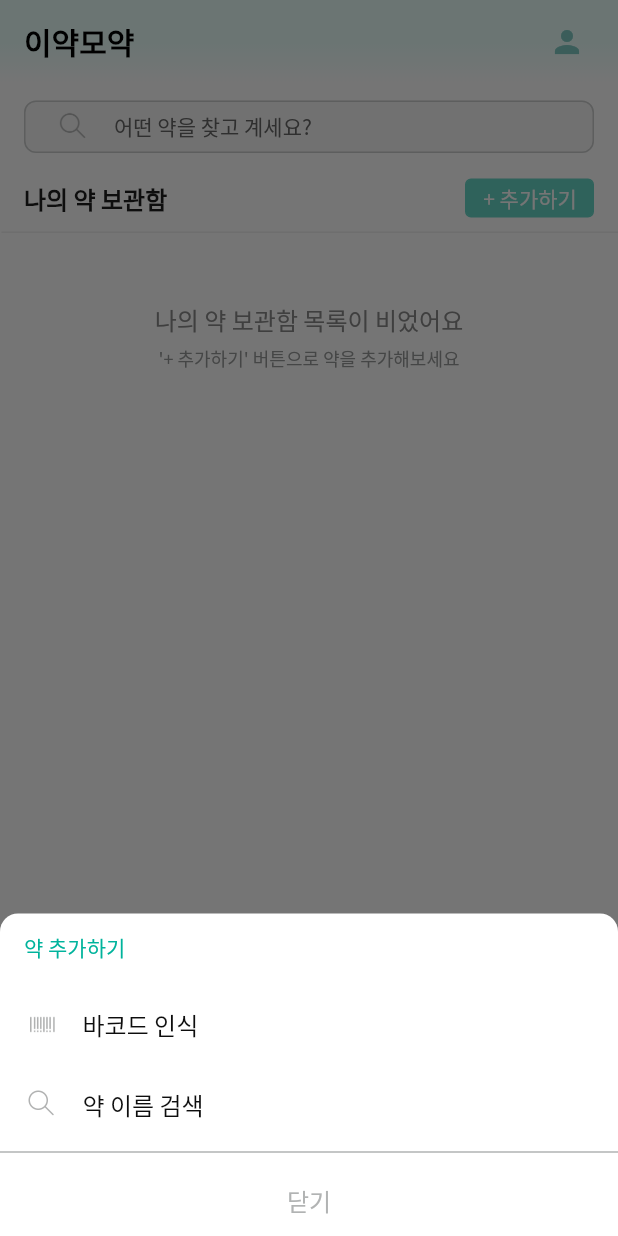
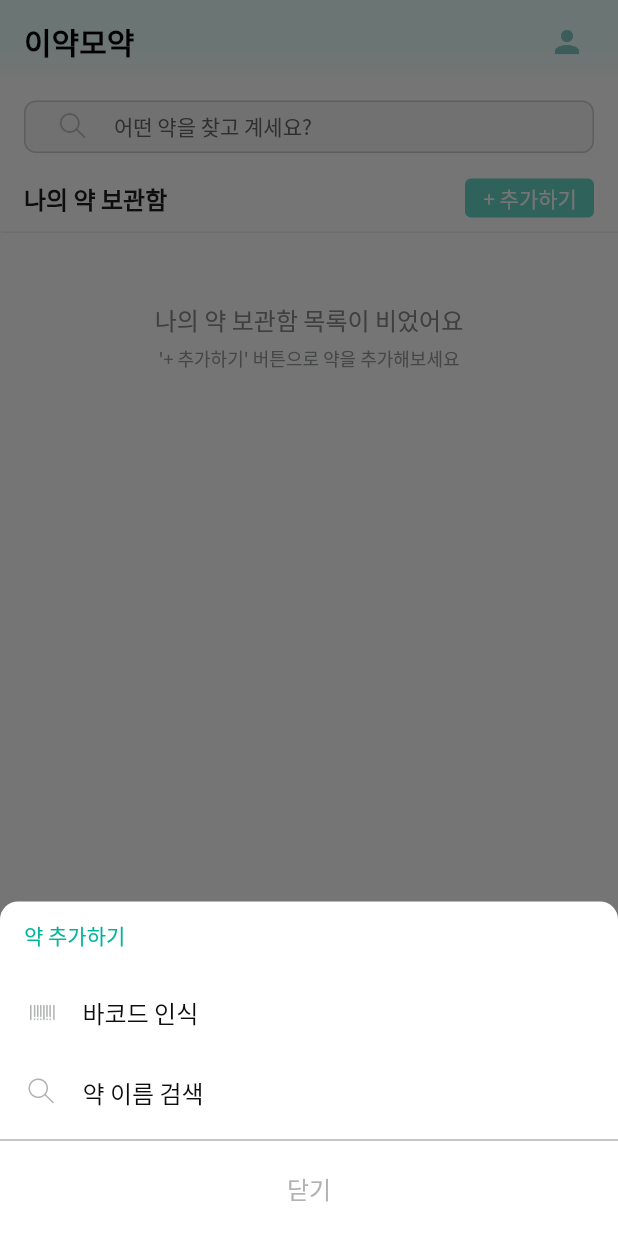
Before and after one commit to Semodrug/semo_ver2, a Flutter app: the screen it shows once a user with an empty profile is signed in, after a tap on "+ 추가하기", on a phone screen of 412 x 824 dp. Run offline on Flutter 3.47's test engine with Material 2 defaults, Android fonts, the phone set to English and light mode, and no system bars; our stand-ins replace cloud_firestore, firebase_auth, firebase_core, firebase_storage, fl_chart, flutter_datetime_picker and 8 more; missing offline and left inert: app_settings, dynamic_text_highlighting, firebase_ml_vision; accounts and stored records are empty.

Commit message:
[UPDATE] Home button padding update

```diff
--- a/lib/home/home.dart
+++ b/lib/home/home.dart
@@ -665,14 +665,17 @@ class _HomePageState extends State<HomePage> {
             ),
           ),
           Divider(thickness: 1, color: gray300_inactivated),
-          MaterialButton(
+          Padding(
+            padding: const EdgeInsets.only(bottom: 8.0),
+            child: MaterialButton(
                 onPressed: () {
                   Navigator.of(context).pop();
                 },
                 child: Center(
                     child: Text("닫기",
                         style: Theme.of(context).textTheme.bodyText1.copyWith(color: gray300_inactivated)
-                  )))
+                    ))),
+          )
         ],
       ),
     );
@@ -732,14 +735,17 @@ class _HomePageState extends State<HomePage> {
                 )),
           ),
           Divider(thickness: 1, color: gray300_inactivated),
-          MaterialButton(
+          Padding(
+            padding: const EdgeInsets.only(bottom: 8.0),
+            child: MaterialButton(
                 onPressed: () {
                   Navigator.of(context).pop();
                 },
                 child: Center(
                     child: Text("닫기",
                         style: Theme.of(context).textTheme.bodyText1.copyWith(color: gray300_inactivated)
-              )))
+                ))),
+          )
         ],
       ),
     );
```
Lines whose indentation alone changed are shown as unchanged.
